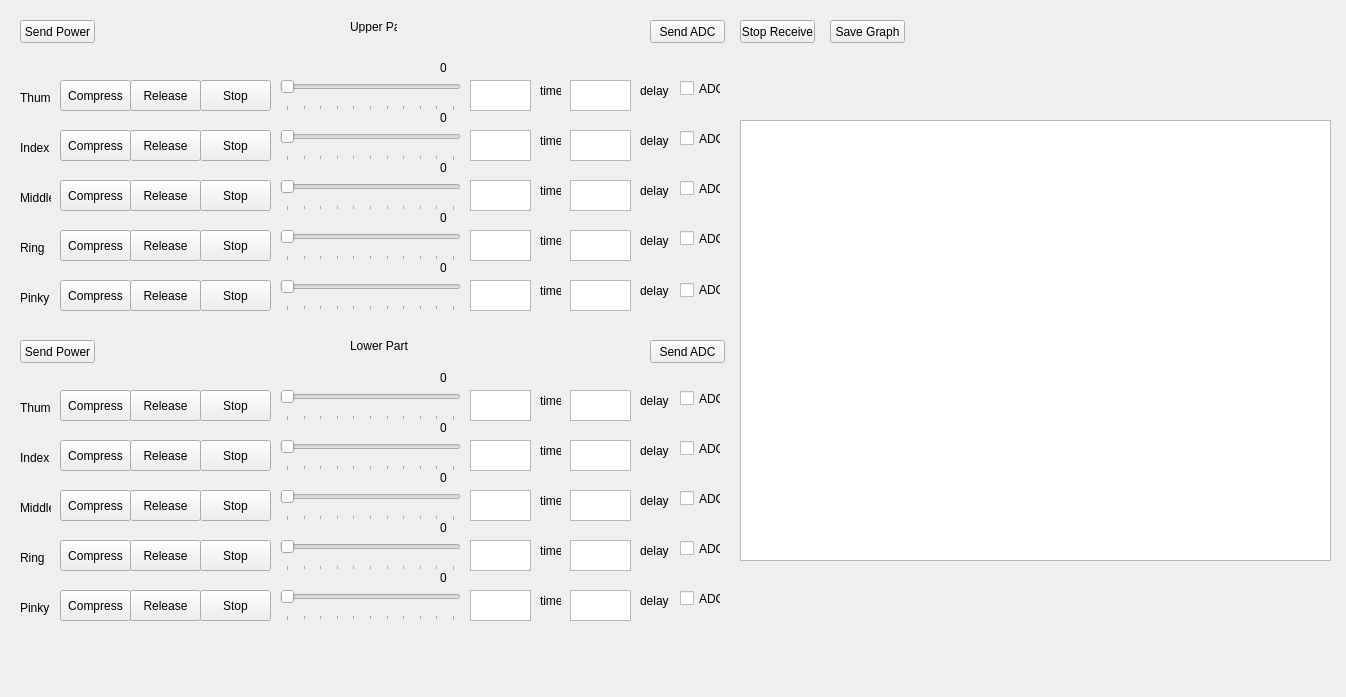
Old version of the form src/PyQT-version/UIs/ManualControl.ui in the repository ValUtukin/CyberMed.
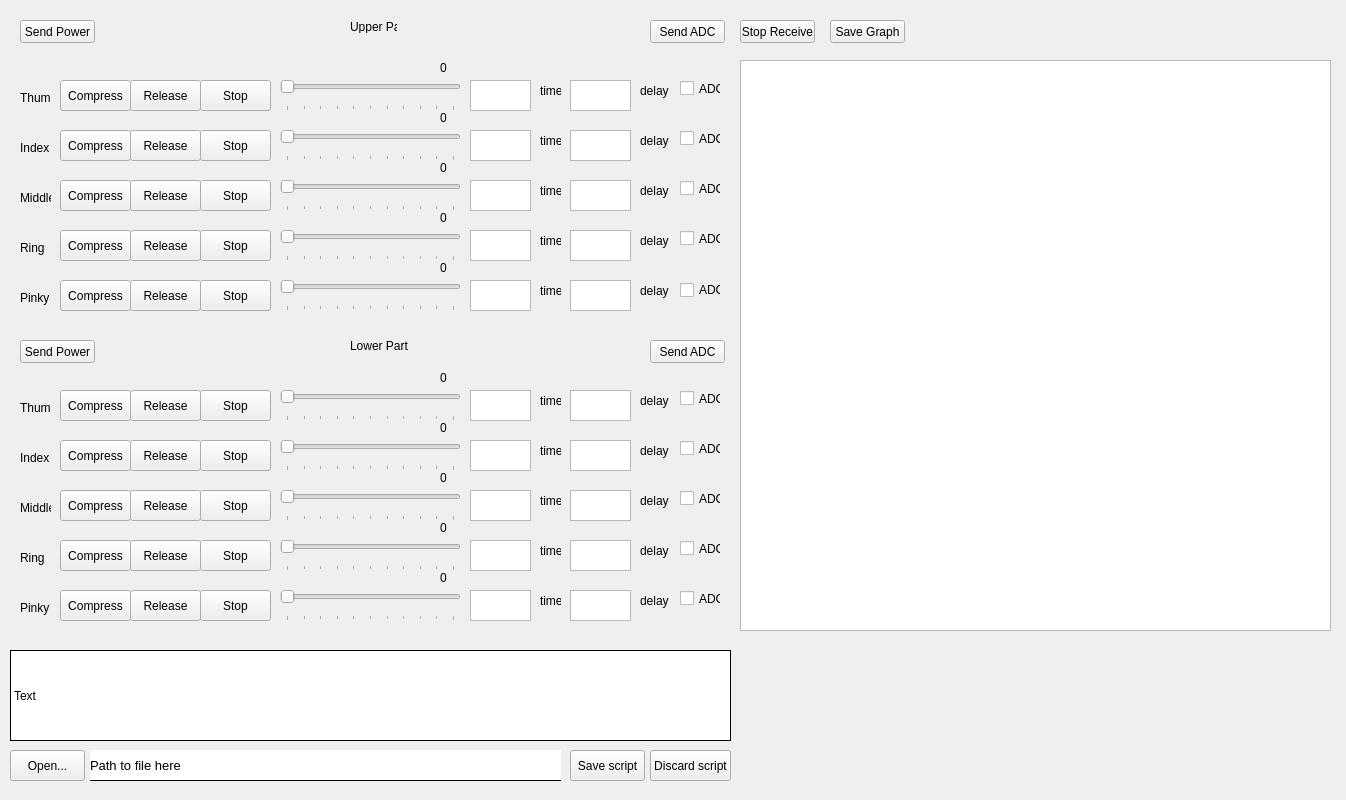
New version of the form. Custom widgets are drawn as their Qt base class.

Commit message: Moves-script functionality #1

```diff
--- a/src/PyQT-version/UIs/ManualControl.ui
+++ b/src/PyQT-version/UIs/ManualControl.ui
@@ -7,7 +7,7 @@
     <x>0</x>
     <y>0</y>
     <width>1346</width>
-    <height>697</height>
+    <height>800</height>
    </rect>
   </property>
   <property name="windowTitle">
@@ -1576,9 +1576,9 @@
     <property name="geometry">
      <rect>
       <x>740</x>
-      <y>120</y>
+      <y>60</y>
       <width>591</width>
-      <height>441</height>
+      <height>571</height>
      </rect>
     </property>
    </widget>
@@ -1608,6 +1608,78 @@
      <string>Save Graph</string>
     </property>
    </widget>
+   <widget class="QPushButton" name="save_move_script_btn">
+    <property name="geometry">
+     <rect>
+      <x>570</x>
+      <y>750</y>
+      <width>75</width>
+      <height>31</height>
+     </rect>
+    </property>
+    <property name="text">
+     <string>Save script</string>
+    </property>
+   </widget>
+   <widget class="QPushButton" name="discard_move_script_btn">
+    <property name="geometry">
+     <rect>
+      <x>650</x>
+      <y>750</y>
+      <width>81</width>
+      <height>31</height>
+     </rect>
+    </property>
+    <property name="text">
+     <string>Discard script</string>
+    </property>
+   </widget>
+   <widget class="QLabel" name="move_script_label">
+    <property name="geometry">
+     <rect>
+      <x>10</x>
+      <y>650</y>
+      <width>721</width>
+      <height>91</height>
+     </rect>
+    </property>
+    <property name="styleSheet">
+     <string notr="true">border-style: solid;border-color: rgb(0, 0, 0);border-width: 1px;
+background-color: white; text-align: justify; text-justify: inter-word;</string>
+    </property>
+    <property name="text">
+     <string>Text</string>
+    </property>
+   </widget>
+   <widget class="QLabel" name="script_file_path_label">
+    <property name="geometry">
+     <rect>
+      <x>90</x>
+      <y>750</y>
+      <width>471</width>
+      <height>31</height>
+     </rect>
+    </property>
+    <property name="styleSheet">
+     <string notr="true"> background-color: white; border-bottom-style: solid; border-bottom-width: 1px;</string>
+    </property>
+    <property name="text">
+     <string>&lt;html&gt;&lt;head/&gt;&lt;body&gt;&lt;p&gt;&lt;span style=&quot; font-size:10pt;&quot;&gt;Path to file here&lt;/span&gt;&lt;/p&gt;&lt;/body&gt;&lt;/html&gt;</string>
+    </property>
+   </widget>
+   <widget class="QPushButton" name="open_script_file_btn">
+    <property name="geometry">
+     <rect>
+      <x>10</x>
+      <y>750</y>
+      <width>75</width>
+      <height>31</height>
+     </rect>
+    </property>
+    <property name="text">
+     <string>Open...</string>
+    </property>
+   </widget>
   </widget>
  </widget>
  <customwidgets>
```
Left out of the diff: 3 changed lines with no effect on the pictures. The commit also changes 9 other files.
